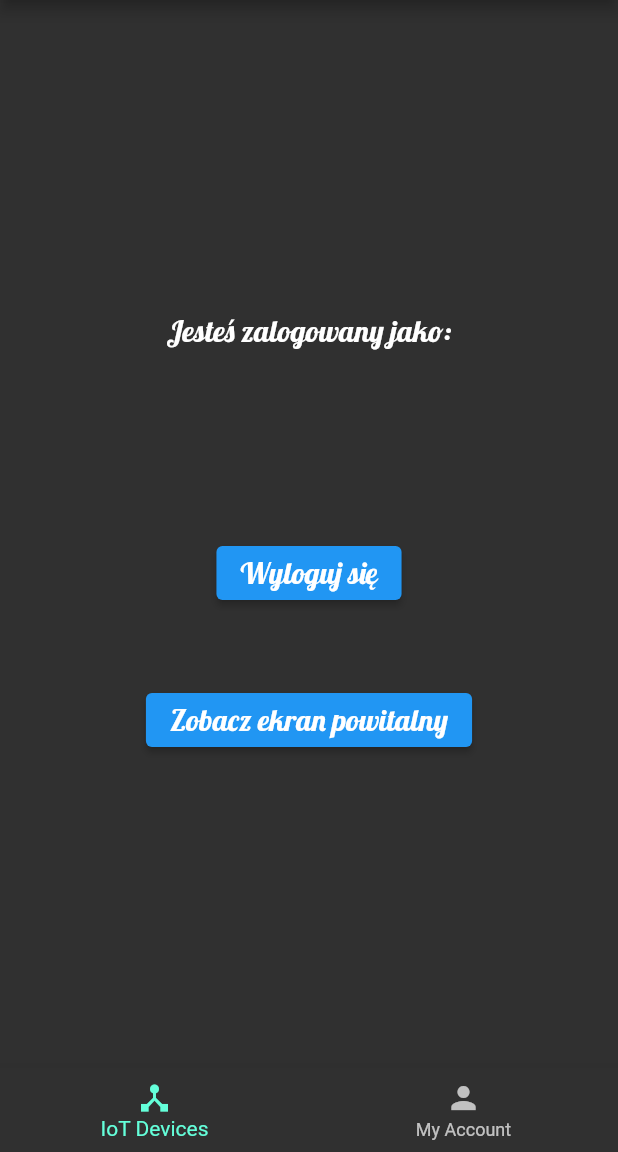
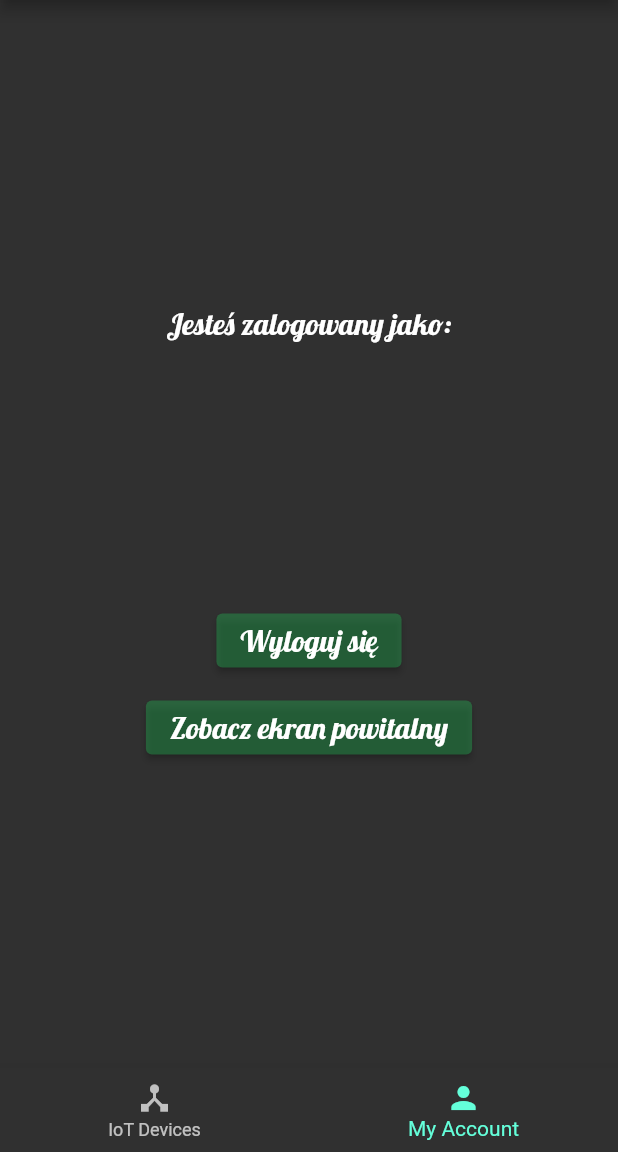
Before and after one commit to stanislawszewerda/smart_home, a Flutter app: the screen it shows once a user with an empty profile is signed in, item 2 of the bottom bar chosen, after a tap on "Wyloguj się", on a phone screen of 412 x 824 dp, the part 84-1236 px from its top. Run offline on Flutter 3.47's test engine with Material 2 defaults, Android fonts, the phone set to English and light mode, and no system bars; our stand-ins replace firebase_auth, firebase_core, google_fonts; accounts and stored records are empty; network calls fail.

Commit message:
Make Switching light BottomNavigationBar posiible

```diff
--- a/lib/app/app.dart
+++ b/lib/app/app.dart
@@ -7,7 +7,7 @@ class MyApp extends StatelessWidget {
   @override
   Widget build(BuildContext context) {
     return MaterialApp(
-      title: 'Flutter Demo',
+      title: 'Smart Home',
       theme: ThemeData.dark(),
       home: const RootPage(),
     );
--- a/lib/app/home/home_page.dart
+++ b/lib/app/home/home_page.dart
@@ -54,6 +54,7 @@ class _HomePageState extends State<HomePage> {
                   'Jesteś zalogowany jako:',
                   style: GoogleFonts.lobster(fontSize: 20),
                 ),
+                const SizedBox(height: 50),
                 Text(
                   '${widget.user.email}',
                   style: GoogleFonts.lobster(fontSize: 20),
@@ -62,7 +63,8 @@ class _HomePageState extends State<HomePage> {
                   height: 100,
                 ),
                 ElevatedButton(
-                  style: ElevatedButton.styleFrom(primary: Colors.blue),
+                  style: ElevatedButton.styleFrom(
+                      primary: const Color.fromARGB(70, 35, 241, 104)),
                   onPressed: () {
                     FirebaseAuth.instance.signOut();
                   },
@@ -76,10 +78,11 @@ class _HomePageState extends State<HomePage> {
                   ),
                 ),
                 const SizedBox(
-                  height: 50,
+                  height: 10,
                 ),
                 ElevatedButton(
-                  style: ElevatedButton.styleFrom(primary: Colors.blue),
+                  style: ElevatedButton.styleFrom(
+                      primary: const Color.fromARGB(70, 35, 241, 104)),
                   onPressed: () {
                     Navigator.of(context).push(
                         MaterialPageRoute(builder: (_) => const WelcomePage()));
@@ -97,26 +100,33 @@ class _HomePageState extends State<HomePage> {
             ),
           );
         }
+
+        ///
+        ///
+        ///
+        ///
+        ///
         return Center(
           child: ListView(
             children: [
               Container(
-                color: Colors.amber,
+                color: const Color.fromARGB(69, 35, 241, 104),
                 padding: const EdgeInsets.all(20.0),
                 margin: const EdgeInsets.all(20.0),
-                child: const Text('lolololo'),
+                child: const Text(
+                    'Ten Container ma zawiercać urządzenie IoT oraz stan jego załączenia'),
               ),
             ],
           ),
         );
       }),
       bottomNavigationBar: BottomNavigationBar(
+        currentIndex: currentIndex,
         onTap: (newIndex) {
           setState(() {
             currentIndex = newIndex;
           });
         },
-        currentIndex: 0,
         items: const [
           BottomNavigationBarItem(
               icon: Icon(Icons.device_hub), label: 'IoT Devices'),
--- a/lib/app/login/login_page.dart
+++ b/lib/app/login/login_page.dart
@@ -66,8 +66,8 @@ class _LoginPageState extends State<LoginPage> {
         decoration: const BoxDecoration(
           image: DecorationImage(
               // AssetImage - jest funkcjonalnością którą jakoś trzeba implementować w Pubspcec.Yaml!!!
-              // Fit: BoxFit.Cover umożliwia dodanie zdjęcia
-              image: AssetImage('images/window.jpg'),
+              // Fit: BoxFit.Cover umożliwia dociagniecie zdjecia do krawedzi ekranu
+              image: AssetImage('images/zorza.jpg'),
               fit: BoxFit.cover),
         ),
         child: Center(
@@ -165,7 +165,8 @@ class _LoginPageState extends State<LoginPage> {
                     ///
                     ///
                     ElevatedButton(
-                      style: ElevatedButton.styleFrom(primary: Colors.blue),
+                      style: ElevatedButton.styleFrom(
+                          primary: const Color.fromARGB(70, 35, 241, 104)),
                       onPressed: () async {
                         if (isCreatingAccount == true) {
                           // REJESTRACJA
```
Also changed, not shown: images/zorza.jpg (added), images/zorza.webp (added).
